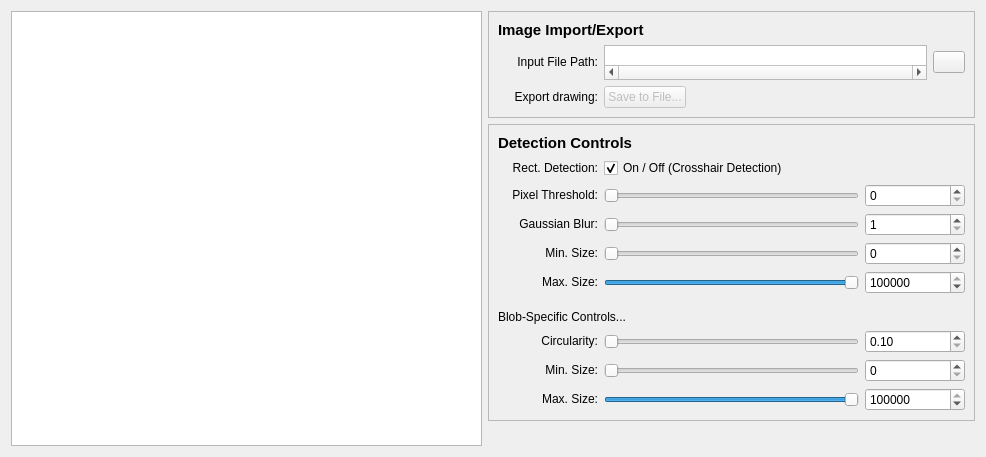
bhathawayy/feature-finder, file src/feature_finder/interface/form.ui: the form before one commit.
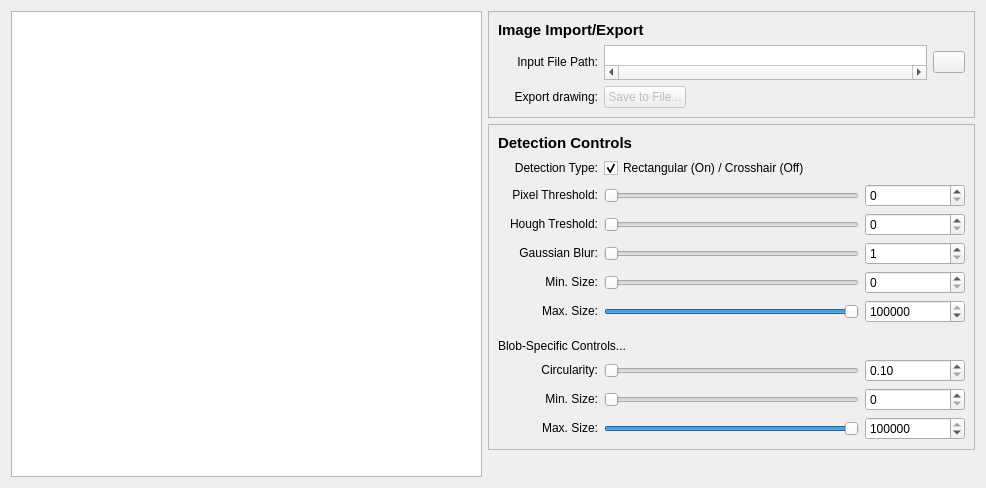
The form after the commit. Icons and pictures are not drawn.

What changed in the file:
```diff
--- a/src/feature_finder/interface/form.ui
+++ b/src/feature_finder/interface/form.ui
@@ -7,7 +7,7 @@
     <x>0</x>
     <y>0</y>
     <width>982</width>
-    <height>457</height>
+    <height>488</height>
    </rect>
   </property>
   <property name="sizePolicy">
@@ -249,7 +249,7 @@
    <item row="1" column="3">
     <widget class="QFrame" name="controls_frame">
      <property name="sizePolicy">
-      <sizepolicy hsizetype="Minimum" vsizetype="Maximum">
+      <sizepolicy hsizetype="Minimum" vsizetype="Minimum">
        <horstretch>0</horstretch>
        <verstretch>0</verstretch>
       </sizepolicy>
@@ -267,7 +267,63 @@
       <enum>QFrame::Shadow::Raised</enum>
      </property>
      <layout class="QGridLayout" name="gridLayout_3">
-      <item row="5" column="0" alignment="Qt::AlignmentFlag::AlignVCenter">
+      <item row="6" column="1" alignment="Qt::AlignmentFlag::AlignVCenter">
+       <widget class="QSlider" name="feature_max_size_slider">
+        <property name="sizePolicy">
+         <sizepolicy hsizetype="Expanding" vsizetype="Minimum">
+          <horstretch>0</horstretch>
+          <verstretch>0</verstretch>
+         </sizepolicy>
+        </property>
+        <property name="minimumSize">
+         <size>
+          <width>250</width>
+          <height>0</height>
+         </size>
+        </property>
+        <property name="toolTip">
+         <string/>
+        </property>
+        <property name="maximum">
+         <number>100000</number>
+        </property>
+        <property name="singleStep">
+         <number>100</number>
+        </property>
+        <property name="value">
+         <number>100000</number>
+        </property>
+        <property name="orientation">
+         <enum>Qt::Orientation::Horizontal</enum>
+        </property>
+       </widget>
+      </item>
+      <item row="10" column="1" alignment="Qt::AlignmentFlag::AlignVCenter">
+       <widget class="QSlider" name="blob_min_size_slider">
+        <property name="sizePolicy">
+         <sizepolicy hsizetype="Expanding" vsizetype="Minimum">
+          <horstretch>0</horstretch>
+          <verstretch>0</verstretch>
+         </sizepolicy>
+        </property>
+        <property name="minimumSize">
+         <size>
+          <width>250</width>
+          <height>0</height>
+         </size>
+        </property>
+        <property name="maximum">
+         <number>100000</number>
+        </property>
+        <property name="singleStep">
+         <number>100</number>
+        </property>
+        <property name="orientation">
+         <enum>Qt::Orientation::Horizontal</enum>
+        </property>
+       </widget>
+      </item>
+      <item row="6" column="0" alignment="Qt::AlignmentFlag::AlignVCenter">
        <widget class="QLabel" name="feature_max_size_label">
         <property name="sizePolicy">
          <sizepolicy hsizetype="Fixed" vsizetype="Minimum">
@@ -289,28 +345,25 @@
         </property>
        </widget>
       </item>
-      <item row="2" column="2" alignment="Qt::AlignmentFlag::AlignVCenter">
-       <widget class="QSpinBox" name="threshold_spin">
+      <item row="8" column="0" colspan="3">
+       <widget class="QLabel" name="blob_subheader_label">
         <property name="sizePolicy">
-         <sizepolicy hsizetype="Minimum" vsizetype="Minimum">
+         <sizepolicy hsizetype="Maximum" vsizetype="Fixed">
           <horstretch>0</horstretch>
           <verstretch>0</verstretch>
          </sizepolicy>
         </property>
-        <property name="minimumSize">
-         <size>
-          <width>100</width>
-          <height>0</height>
-         </size>
+        <property name="font">
+         <font>
+          <pointsize>9</pointsize>
+          <bold>false</bold>
+         </font>
         </property>
-        <property name="toolTip">
-         <string>Threshold value for edge detection</string>
+        <property name="text">
+         <string>Blob-Specific Controls...</string>
         </property>
-        <property name="maximum">
-         <number>255</number>
-        </property>
-        <property name="singleStep">
-         <number>1</number>
+        <property name="alignment">
+         <set>Qt::AlignmentFlag::AlignLeading|Qt::AlignmentFlag::AlignLeft|Qt::AlignmentFlag::AlignVCenter</set>
         </property>
        </widget>
       </item>
@@ -329,14 +382,39 @@
          </size>
         </property>
         <property name="text">
-         <string>Rect. Detection:</string>
+         <string>Detection Type:</string>
         </property>
         <property name="alignment">
          <set>Qt::AlignmentFlag::AlignRight|Qt::AlignmentFlag::AlignTrailing|Qt::AlignmentFlag::AlignVCenter</set>
         </property>
        </widget>
       </item>
-      <item row="9" column="2" alignment="Qt::AlignmentFlag::AlignVCenter">
+      <item row="6" column="2" alignment="Qt::AlignmentFlag::AlignVCenter">
+       <widget class="QSpinBox" name="feature_max_size_spin">
+        <property name="sizePolicy">
+         <sizepolicy hsizetype="Fixed" vsizetype="Minimum">
+          <horstretch>0</horstretch>
+          <verstretch>0</verstretch>
+         </sizepolicy>
+        </property>
+        <property name="minimumSize">
+         <size>
+          <width>100</width>
+          <height>0</height>
+         </size>
+        </property>
+        <property name="maximum">
+         <number>100000</number>
+        </property>
+        <property name="singleStep">
+         <number>100</number>
+        </property>
+        <property name="value">
+         <number>100000</number>
+        </property>
+       </widget>
+      </item>
+      <item row="10" column="2" alignment="Qt::AlignmentFlag::AlignVCenter">
        <widget class="QSpinBox" name="blob_min_size_spin">
         <property name="sizePolicy">
          <sizepolicy hsizetype="Fixed" vsizetype="Minimum">
@@ -358,7 +436,88 @@
         </property>
        </widget>
       </item>
-      <item row="10" column="1" alignment="Qt::AlignmentFlag::AlignVCenter">
+      <item row="0" column="0" colspan="3">
+       <widget class="QLabel" name="detection_controls_header">
+        <property name="sizePolicy">
+         <sizepolicy hsizetype="Minimum" vsizetype="Minimum">
+          <horstretch>0</horstretch>
+          <verstretch>0</verstretch>
+         </sizepolicy>
+        </property>
+        <property name="font">
+         <font>
+          <pointsize>11</pointsize>
+          <bold>true</bold>
+         </font>
+        </property>
+        <property name="text">
+         <string>Detection Controls</string>
+        </property>
+        <property name="alignment">
+         <set>Qt::AlignmentFlag::AlignLeading|Qt::AlignmentFlag::AlignLeft|Qt::AlignmentFlag::AlignVCenter</set>
+        </property>
+       </widget>
+      </item>
+      <item row="11" column="0" alignment="Qt::AlignmentFlag::AlignVCenter">
+       <widget class="QLabel" name="blob_max_size_label">
+        <property name="sizePolicy">
+         <sizepolicy hsizetype="Fixed" vsizetype="Minimum">
+          <horstretch>0</horstretch>
+          <verstretch>0</verstretch>
+         </sizepolicy>
+        </property>
+        <property name="minimumSize">
+         <size>
+          <width>100</width>
+          <height>0</height>
+         </size>
+        </property>
+        <property name="text">
+         <string>Max. Size:</string>
+        </property>
+        <property name="alignment">
+         <set>Qt::AlignmentFlag::AlignRight|Qt::AlignmentFlag::AlignTrailing|Qt::AlignmentFlag::AlignVCenter</set>
+        </property>
+       </widget>
+      </item>
+      <item row="9" column="1" alignment="Qt::AlignmentFlag::AlignVCenter">
+       <widget class="QSlider" name="circularity_slider">
+        <property name="sizePolicy">
+         <sizepolicy hsizetype="Expanding" vsizetype="Minimum">
+          <horstretch>0</horstretch>
+          <verstretch>0</verstretch>
+         </sizepolicy>
+        </property>
+        <property name="minimumSize">
+         <size>
+          <width>250</width>
+          <height>0</height>
+         </size>
+        </property>
+        <property name="toolTip">
+         <string>The closer to 1, the more &quot;perfect&quot; the circle is</string>
+        </property>
+        <property name="minimum">
+         <number>10</number>
+        </property>
+        <property name="maximum">
+         <number>100</number>
+        </property>
+        <property name="singleStep">
+         <number>1</number>
+        </property>
+        <property name="orientation">
+         <enum>Qt::Orientation::Horizontal</enum>
+        </property>
+        <property name="tickPosition">
+         <enum>QSlider::TickPosition::NoTicks</enum>
+        </property>
+        <property name="tickInterval">
+         <number>0</number>
+        </property>
+       </widget>
+      </item>
+      <item row="11" column="1" alignment="Qt::AlignmentFlag::AlignVCenter">
        <widget class="QSlider" name="blob_max_size_slider">
         <property name="sizePolicy">
          <sizepolicy hsizetype="Expanding" vsizetype="Minimum">
@@ -386,8 +545,102 @@
         </property>
        </widget>
       </item>
+      <item row="4" column="2" alignment="Qt::AlignmentFlag::AlignVCenter">
+       <widget class="QSpinBox" name="gauss_blur_spin">
+        <property name="sizePolicy">
+         <sizepolicy hsizetype="Fixed" vsizetype="Minimum">
+          <horstretch>0</horstretch>
+          <verstretch>0</verstretch>
+         </sizepolicy>
+        </property>
+        <property name="minimumSize">
+         <size>
+          <width>100</width>
+          <height>0</height>
+         </size>
+        </property>
+        <property name="toolTip">
+         <string>Gaussian blur kernel size</string>
+        </property>
+        <property name="minimum">
+         <number>1</number>
+        </property>
+        <property name="maximum">
+         <number>200</number>
+        </property>
+        <property name="singleStep">
+         <number>1</number>
+        </property>
+       </widget>
+      </item>
+      <item row="5" column="2" alignment="Qt::AlignmentFlag::AlignVCenter">
+       <widget class="QSpinBox" name="feature_min_size_spin">
+        <property name="sizePolicy">
+         <sizepolicy hsizetype="Fixed" vsizetype="Minimum">
+          <horstretch>0</horstretch>
+          <verstretch>0</verstretch>
+         </sizepolicy>
+        </property>
+        <property name="minimumSize">
+         <size>
+          <width>100</width>
+          <height>0</height>
+         </size>
+        </property>
+        <property name="maximum">
+         <number>100000</number>
+        </property>
+        <property name="singleStep">
+         <number>100</number>
+        </property>
+       </widget>
+      </item>
+      <item row="4" column="0" alignment="Qt::AlignmentFlag::AlignVCenter">
+       <widget class="QLabel" name="gauss_blur_label">
+        <property name="sizePolicy">
+         <sizepolicy hsizetype="Fixed" vsizetype="Minimum">
+          <horstretch>0</horstretch>
+          <verstretch>0</verstretch>
+         </sizepolicy>
+        </property>
+        <property name="minimumSize">
+         <size>
+          <width>100</width>
+          <height>0</height>
+         </size>
+        </property>
+        <property name="text">
+         <string>Gaussian Blur:</string>
+        </property>
+        <property name="alignment">
+         <set>Qt::AlignmentFlag::AlignRight|Qt::AlignmentFlag::AlignTrailing|Qt::AlignmentFlag::AlignVCenter</set>
+        </property>
+       </widget>
+      </item>
+      <item row="2" column="0" alignment="Qt::AlignmentFlag::AlignVCenter">
+       <widget class="QLabel" name="pixel_threshold_label">
+        <property name="sizePolicy">
+         <sizepolicy hsizetype="Fixed" vsizetype="Minimum">
+          <horstretch>0</horstretch>
+          <verstretch>0</verstretch>
+         </sizepolicy>
+        </property>
+        <property name="minimumSize">
+         <size>
+          <width>100</width>
+          <height>0</height>
+         </size>
+        </property>
+        <property name="text">
+         <string>Pixel Threshold:</string>
+        </property>
+        <property name="alignment">
+         <set>Qt::AlignmentFlag::AlignRight|Qt::AlignmentFlag::AlignTrailing|Qt::AlignmentFlag::AlignVCenter</set>
+        </property>
+       </widget>
+      </item>
       <item row="5" column="1" alignment="Qt::AlignmentFlag::AlignVCenter">
-       <widget class="QSlider" name="feature_max_size_slider">
+       <widget class="QSlider" name="feature_min_size_slider">
         <property name="sizePolicy">
          <sizepolicy hsizetype="Expanding" vsizetype="Minimum">
           <horstretch>0</horstretch>
@@ -396,7 +649,7 @@
         </property>
         <property name="minimumSize">
          <size>
-          <width>250</width>
+          <width>255</width>
           <height>0</height>
          </size>
         </property>
@@ -409,15 +662,171 @@
         <property name="singleStep">
          <number>100</number>
         </property>
+        <property name="orientation">
+         <enum>Qt::Orientation::Horizontal</enum>
+        </property>
+       </widget>
+      </item>
+      <item row="4" column="1" alignment="Qt::AlignmentFlag::AlignVCenter">
+       <widget class="QSlider" name="gauss_blur_slider">
+        <property name="sizePolicy">
+         <sizepolicy hsizetype="Expanding" vsizetype="Minimum">
+          <horstretch>0</horstretch>
+          <verstretch>0</verstretch>
+         </sizepolicy>
+        </property>
+        <property name="minimumSize">
+         <size>
+          <width>255</width>
+          <height>0</height>
+         </size>
+        </property>
+        <property name="toolTip">
+         <string/>
+        </property>
+        <property name="minimum">
+         <number>1</number>
+        </property>
+        <property name="maximum">
+         <number>200</number>
+        </property>
+        <property name="singleStep">
+         <number>1</number>
+        </property>
         <property name="value">
-         <number>100000</number>
+         <number>1</number>
         </property>
         <property name="orientation">
          <enum>Qt::Orientation::Horizontal</enum>
         </property>
+        <property name="tickPosition">
+         <enum>QSlider::TickPosition::NoTicks</enum>
+        </property>
+        <property name="tickInterval">
+         <number>0</number>
+        </property>
        </widget>
       </item>
-      <item row="6" column="1">
+      <item row="9" column="2" alignment="Qt::AlignmentFlag::AlignVCenter">
+       <widget class="QDoubleSpinBox" name="circularity_spin">
+        <property name="sizePolicy">
+         <sizepolicy hsizetype="Fixed" vsizetype="Minimum">
+          <horstretch>0</horstretch>
+          <verstretch>0</verstretch>
+         </sizepolicy>
+        </property>
+        <property name="minimumSize">
+         <size>
+          <width>100</width>
+          <height>0</height>
+         </size>
+        </property>
+        <property name="toolTip">
+         <string>The closer to 1, the more &quot;perfect&quot; the circle is</string>
+        </property>
+        <property name="minimum">
+         <double>0.100000000000000</double>
+        </property>
+        <property name="maximum">
+         <double>1.000000000000000</double>
+        </property>
+        <property name="singleStep">
+         <double>0.100000000000000</double>
+        </property>
+       </widget>
+      </item>
+      <item row="1" column="1" alignment="Qt::AlignmentFlag::AlignVCenter">
+       <widget class="QCheckBox" name="crosshair_detection_check">
+        <property name="sizePolicy">
+         <sizepolicy hsizetype="Expanding" vsizetype="Minimum">
+          <horstretch>0</horstretch>
+          <verstretch>0</verstretch>
+         </sizepolicy>
+        </property>
+        <property name="toolTip">
+         <string/>
+        </property>
+        <property name="text">
+         <string>Rectangular (On) / Crosshair (Off)</string>
+        </property>
+        <property name="checked">
+         <bool>true</bool>
+        </property>
+       </widget>
+      </item>
+      <item row="2" column="2" alignment="Qt::AlignmentFlag::AlignVCenter">
+       <widget class="QSpinBox" name="pixel_threshold_spin">
+        <property name="sizePolicy">
+         <sizepolicy hsizetype="Minimum" vsizetype="Minimum">
+          <horstretch>0</horstretch>
+          <verstretch>0</verstretch>
+         </sizepolicy>
+        </property>
+        <property name="minimumSize">
+         <size>
+          <width>100</width>
+          <height>0</height>
+         </size>
+        </property>
+        <property name="toolTip">
+         <string>Threshold value for edge detection</string>
+        </property>
+        <property name="maximum">
+         <number>255</number>
+        </property>
+        <property name="singleStep">
+         <number>1</number>
+        </property>
+       </widget>
+      </item>
+      <item row="11" column="2" alignment="Qt::AlignmentFlag::AlignVCenter">
+       <widget class="QSpinBox" name="blob_max_size_spin">
+        <property name="sizePolicy">
+         <sizepolicy hsizetype="Fixed" vsizetype="Minimum">
+          <horstretch>0</horstretch>
+          <verstretch>0</verstretch>
+         </sizepolicy>
+        </property>
+        <property name="minimumSize">
+         <size>
+          <width>100</width>
+          <height>0</height>
+         </size>
+        </property>
+        <property name="maximum">
+         <number>100000</number>
+        </property>
+        <property name="singleStep">
+         <number>100</number>
+        </property>
+        <property name="value">
+         <number>100000</number>
+        </property>
+       </widget>
+      </item>
+      <item row="9" column="0" alignment="Qt::AlignmentFlag::AlignVCenter">
+       <widget class="QLabel" name="circularity_label">
+        <property name="sizePolicy">
+         <sizepolicy hsizetype="Fixed" vsizetype="Minimum">
+          <horstretch>0</horstretch>
+          <verstretch>0</verstretch>
+         </sizepolicy>
+        </property>
+        <property name="minimumSize">
+         <size>
+          <width>100</width>
+          <height>0</height>
+         </size>
+        </property>
+        <property name="text">
+         <string>Circularity:</string>
+        </property>
+        <property name="alignment">
+         <set>Qt::AlignmentFlag::AlignRight|Qt::AlignmentFlag::AlignTrailing|Qt::AlignmentFlag::AlignVCenter</set>
+        </property>
+       </widget>
+      </item>
+      <item row="7" column="1">
        <spacer name="verticalSpacer">
         <property name="orientation">
          <enum>Qt::Orientation::Vertical</enum>
@@ -433,8 +842,8 @@
         </property>
        </spacer>
       </item>
-      <item row="2" column="0" alignment="Qt::AlignmentFlag::AlignVCenter">
-       <widget class="QLabel" name="threshold_label">
+      <item row="5" column="0" alignment="Qt::AlignmentFlag::AlignVCenter">
+       <widget class="QLabel" name="feature_min_size_label">
         <property name="sizePolicy">
          <sizepolicy hsizetype="Fixed" vsizetype="Minimum">
           <horstretch>0</horstretch>
@@ -448,92 +857,48 @@
          </size>
         </property>
         <property name="text">
-         <string>Pixel Threshold:</string>
+         <string>Min. Size:</string>
         </property>
         <property name="alignment">
          <set>Qt::AlignmentFlag::AlignRight|Qt::AlignmentFlag::AlignTrailing|Qt::AlignmentFlag::AlignVCenter</set>
         </property>
        </widget>
       </item>
-      <item row="8" column="2" alignment="Qt::AlignmentFlag::AlignVCenter">
-       <widget class="QDoubleSpinBox" name="circularity_spin">
+      <item row="2" column="1" alignment="Qt::AlignmentFlag::AlignVCenter">
+       <widget class="QSlider" name="pixel_threshold_slider">
         <property name="sizePolicy">
-         <sizepolicy hsizetype="Fixed" vsizetype="Minimum">
+         <sizepolicy hsizetype="Expanding" vsizetype="Minimum">
           <horstretch>0</horstretch>
           <verstretch>0</verstretch>
          </sizepolicy>
         </property>
         <property name="minimumSize">
          <size>
-          <width>100</width>
+          <width>255</width>
           <height>0</height>
          </size>
         </property>
         <property name="toolTip">
-         <string>The closer to 1, the more &quot;perfect&quot; the circle is</string>
-        </property>
-        <property name="minimum">
-         <double>0.100000000000000</double>
+         <string/>
         </property>
         <property name="maximum">
-         <double>1.000000000000000</double>
+         <number>255</number>
         </property>
         <property name="singleStep">
-         <double>0.100000000000000</double>
+         <number>1</number>
+        </property>
+        <property name="orientation">
+         <enum>Qt::Orientation::Horizontal</enum>
+        </property>
+        <property name="tickPosition">
+         <enum>QSlider::TickPosition::NoTicks</enum>
+        </property>
+        <property name="tickInterval">
+         <number>0</number>
         </property>
        </widget>
       </item>
       <item row="10" column="0" alignment="Qt::AlignmentFlag::AlignVCenter">
-       <widget class="QLabel" name="blob_max_size_label">
-        <property name="sizePolicy">
-         <sizepolicy hsizetype="Fixed" vsizetype="Minimum">
-          <horstretch>0</horstretch>
-          <verstretch>0</verstretch>
-         </sizepolicy>
-        </property>
-        <property name="minimumSize">
-         <size>
-          <width>100</width>
-          <height>0</height>
-         </size>
-        </property>
-        <property name="text">
-         <string>Max. Size:</string>
-        </property>
-        <property name="alignment">
-         <set>Qt::AlignmentFlag::AlignRight|Qt::AlignmentFlag::AlignTrailing|Qt::AlignmentFlag::AlignVCenter</set>
-        </property>
-       </widget>
-      </item>
-      <item row="3" column="2" alignment="Qt::AlignmentFlag::AlignVCenter">
-       <widget class="QSpinBox" name="gauss_blur_spin">
-        <property name="sizePolicy">
-         <sizepolicy hsizetype="Fixed" vsizetype="Minimum">
-          <horstretch>0</horstretch>
-          <verstretch>0</verstretch>
-         </sizepolicy>
-        </property>
-        <property name="minimumSize">
-         <size>
-          <width>100</width>
-          <height>0</height>
-         </size>
-        </property>
-        <property name="toolTip">
-         <string>Gaussian blur kernel size</string>
-        </property>
-        <property name="minimum">
-         <number>1</number>
-        </property>
-        <property name="maximum">
-         <number>200</number>
-        </property>
-        <property name="singleStep">
-         <number>1</number>
-        </property>
-       </widget>
-      </item>
-      <item row="9" column="0" alignment="Qt::AlignmentFlag::AlignVCenter">
        <widget class="QLabel" name="blob_min_size_label">
         <property name="sizePolicy">
          <sizepolicy hsizetype="Fixed" vsizetype="Minimum">
@@ -555,49 +920,30 @@
         </property>
        </widget>
       </item>
-      <item row="1" column="1" alignment="Qt::AlignmentFlag::AlignVCenter">
-       <widget class="QCheckBox" name="crosshair_detection_check">
+      <item row="3" column="0" alignment="Qt::AlignmentFlag::AlignVCenter">
+       <widget class="QLabel" name="hough_threshold_label">
         <property name="sizePolicy">
-         <sizepolicy hsizetype="Expanding" vsizetype="Minimum">
+         <sizepolicy hsizetype="Fixed" vsizetype="Minimum">
           <horstretch>0</horstretch>
           <verstretch>0</verstretch>
          </sizepolicy>
         </property>
-        <property name="toolTip">
-         <string/>
+        <property name="minimumSize">
+         <size>
+          <width>100</width>
+          <height>0</height>
+         </size>
         </property>
         <property name="text">
-         <string>On / Off (Crosshair Detection)</string>
-        </property>
-        <property name="checked">
-         <bool>true</bool>
-        </property>
-       </widget>
-      </item>
-      <item row="7" column="0" colspan="3">
-       <widget class="QLabel" name="blob_subheader_label">
-        <property name="sizePolicy">
-         <sizepolicy hsizetype="Maximum" vsizetype="Fixed">
-          <horstretch>0</horstretch>
-          <verstretch>0</verstretch>
-         </sizepolicy>
-        </property>
-        <property name="font">
-         <font>
-          <pointsize>9</pointsize>
-          <bold>false</bold>
-         </font>
-        </property>
-        <property name="text">
-         <string>Blob-Specific Controls...</string>
+         <string>Hough Treshold:</string>
         </property>
         <property name="alignment">
-         <set>Qt::AlignmentFlag::AlignLeading|Qt::AlignmentFlag::AlignLeft|Qt::AlignmentFlag::AlignVCenter</set>
+         <set>Qt::AlignmentFlag::AlignRight|Qt::AlignmentFlag::AlignTrailing|Qt::AlignmentFlag::AlignVCenter</set>
         </property>
        </widget>
       </item>
       <item row="3" column="1" alignment="Qt::AlignmentFlag::AlignVCenter">
-       <widget class="QSlider" name="gauss_blur_slider">
+       <widget class="QSlider" name="hough_threshold_slider">
         <property name="sizePolicy">
          <sizepolicy hsizetype="Expanding" vsizetype="Minimum">
           <horstretch>0</horstretch>
@@ -609,303 +955,23 @@
           <width>255</width>
           <height>0</height>
          </size>
-        </property>
-        <property name="toolTip">
-         <string/>
-        </property>
-        <property name="minimum">
-         <number>1</number>
-        </property>
-        <property name="maximum">
-         <number>200</number>
-        </property>
-        <property name="singleStep">
-         <number>1</number>
-        </property>
-        <property name="value">
-         <number>1</number>
-        </property>
-        <property name="orientation">
-         <enum>Qt::Orientation::Horizontal</enum>
-        </property>
-        <property name="tickPosition">
-         <enum>QSlider::TickPosition::NoTicks</enum>
-        </property>
-        <property name="tickInterval">
-         <number>0</number>
-        </property>
-       </widget>
-      </item>
-      <item row="3" column="0" alignment="Qt::AlignmentFlag::AlignVCenter">
-       <widget class="QLabel" name="gauss_blur_label">
-        <property name="sizePolicy">
-         <sizepolicy hsizetype="Fixed" vsizetype="Minimum">
-          <horstretch>0</horstretch>
-          <verstretch>0</verstretch>
-         </sizepolicy>
-        </property>
-        <property name="minimumSize">
-         <size>
-          <width>100</width>
-          <height>0</height>
-         </size>
-        </property>
-        <property name="text">
-         <string>Gaussian Blur:</string>
-        </property>
-        <property name="alignment">
-         <set>Qt::AlignmentFlag::AlignRight|Qt::AlignmentFlag::AlignTrailing|Qt::AlignmentFlag::AlignVCenter</set>
-        </property>
-       </widget>
-      </item>
-      <item row="4" column="0" alignment="Qt::AlignmentFlag::AlignVCenter">
-       <widget class="QLabel" name="feature_min_size_label">
-        <property name="sizePolicy">
-         <sizepolicy hsizetype="Fixed" vsizetype="Minimum">
-          <horstretch>0</horstretch>
-          <verstretch>0</verstretch>
-         </sizepolicy>
-        </property>
-        <property name="minimumSize">
-         <size>
-          <width>100</width>
-          <height>0</height>
-         </size>
-        </property>
-        <property name="text">
-         <string>Min. Size:</string>
-        </property>
-        <property name="alignment">
-         <set>Qt::AlignmentFlag::AlignRight|Qt::AlignmentFlag::AlignTrailing|Qt::AlignmentFlag::AlignVCenter</set>
-        </property>
-       </widget>
-      </item>
-      <item row="10" column="2" alignment="Qt::AlignmentFlag::AlignVCenter">
-       <widget class="QSpinBox" name="blob_max_size_spin">
-        <property name="sizePolicy">
-         <sizepolicy hsizetype="Fixed" vsizetype="Minimum">
-          <horstretch>0</horstretch>
-          <verstretch>0</verstretch>
-         </sizepolicy>
-        </property>
-        <property name="minimumSize">
-         <size>
-          <width>100</width>
-          <height>0</height>
-         </size>
-        </property>
-        <property name="maximum">
-         <number>100000</number>
-        </property>
-        <property name="singleStep">
-         <number>100</number>
-        </property>
-        <property name="value">
-         <number>100000</number>
-        </property>
-       </widget>
-      </item>
-      <item row="5" column="2" alignment="Qt::AlignmentFlag::AlignVCenter">
-       <widget class="QSpinBox" name="feature_max_size_spin">
-        <property name="sizePolicy">
-         <sizepolicy hsizetype="Fixed" vsizetype="Minimum">
-          <horstretch>0</horstretch>
-          <verstretch>0</verstretch>
-         </sizepolicy>
-        </property>
-        <property name="minimumSize">
-         <size>
-          <width>100</width>
-          <height>0</height>
-         </size>
-        </property>
-        <property name="maximum">
-         <number>100000</number>
-        </property>
-        <property name="singleStep">
-         <number>100</number>
-        </property>
-        <property name="value">
-         <number>100000</number>
-        </property>
-       </widget>
-      </item>
-      <item row="9" column="1" alignment="Qt::AlignmentFlag::AlignVCenter">
-       <widget class="QSlider" name="blob_min_size_slider">
-        <property name="sizePolicy">
-         <sizepolicy hsizetype="Expanding" vsizetype="Minimum">
-          <horstretch>0</horstretch>
-          <verstretch>0</verstretch>
-         </sizepolicy>
-        </property>
-        <property name="minimumSize">
-         <size>
-          <width>250</width>
-          <height>0</height>
-         </size>
-        </property>
-        <property name="maximum">
-         <number>100000</number>
-        </property>
-        <property name="singleStep">
-         <number>100</number>
-        </property>
-        <property name="orientation">
-         <enum>Qt::Orientation::Horizontal</enum>
-        </property>
-       </widget>
-      </item>
-      <item row="2" column="1" alignment="Qt::AlignmentFlag::AlignVCenter">
-       <widget class="QSlider" name="threshold_slider">
-        <property name="sizePolicy">
-         <sizepolicy hsizetype="Expanding" vsizetype="Minimum">
-          <horstretch>0</horstretch>
-          <verstretch>0</verstretch>
-         </sizepolicy>
-        </property>
-        <property name="minimumSize">
-         <size>
-          <width>255</width>
-          <height>0</height>
-         </size>
-        </property>
-        <property name="toolTip">
-         <string/>
         </property>
         <property name="maximum">
          <number>255</number>
         </property>
-        <property name="singleStep">
-         <number>1</number>
-        </property>
         <property name="orientation">
          <enum>Qt::Orientation::Horizontal</enum>
         </property>
-        <property name="tickPosition">
-         <enum>QSlider::TickPosition::NoTicks</enum>
-        </property>
-        <property name="tickInterval">
-         <number>0</number>
-        </property>
        </widget>
       </item>
-      <item row="8" column="0" alignment="Qt::AlignmentFlag::AlignVCenter">
-       <widget class="QLabel" name="circularity_label">
-        <property name="sizePolicy">
-         <sizepolicy hsizetype="Fixed" vsizetype="Minimum">
-          <horstretch>0</horstretch>
-          <verstretch>0</verstretch>
-         </sizepolicy>
-        </property>
-        <property name="minimumSize">
-         <size>
-          <width>100</width>
-          <height>0</height>
-         </size>
-        </property>
-        <property name="text">
-         <string>Circularity:</string>
-        </property>
-        <property name="alignment">
-         <set>Qt::AlignmentFlag::AlignRight|Qt::AlignmentFlag::AlignTrailing|Qt::AlignmentFlag::AlignVCenter</set>
-        </property>
-       </widget>
-      </item>
-      <item row="4" column="1" alignment="Qt::AlignmentFlag::AlignVCenter">
-       <widget class="QSlider" name="feature_min_size_slider">
-        <property name="sizePolicy">
-         <sizepolicy hsizetype="Expanding" vsizetype="Minimum">
-          <horstretch>0</horstretch>
-          <verstretch>0</verstretch>
-         </sizepolicy>
-        </property>
-        <property name="minimumSize">
-         <size>
-          <width>255</width>
-          <height>0</height>
-         </size>
-        </property>
-        <property name="toolTip">
-         <string/>
-        </property>
-        <property name="maximum">
-         <number>100000</number>
-        </property>
-        <property name="singleStep">
-         <number>100</number>
-        </property>
-        <property name="orientation">
-         <enum>Qt::Orientation::Horizontal</enum>
-        </property>
-       </widget>
-      </item>
-      <item row="8" column="1" alignment="Qt::AlignmentFlag::AlignVCenter">
-       <widget class="QSlider" name="circularity_slider">
-        <property name="sizePolicy">
-         <sizepolicy hsizetype="Expanding" vsizetype="Minimum">
-          <horstretch>0</horstretch>
-          <verstretch>0</verstretch>
-         </sizepolicy>
-        </property>
-        <property name="minimumSize">
-         <size>
-          <width>250</width>
-          <height>0</height>
-         </size>
-        </property>
-        <property name="toolTip">
-         <string>The closer to 1, the more &quot;perfect&quot; the circle is</string>
-        </property>
-        <property name="minimum">
-         <number>10</number>
-        </property>
-        <property name="maximum">
-         <number>100</number>
-        </property>
-        <property name="singleStep">
-         <number>1</number>
-        </property>
-        <property name="orientation">
-         <enum>Qt::Orientation::Horizontal</enum>
-        </property>
-        <property name="tickPosition">
-         <enum>QSlider::TickPosition::NoTicks</enum>
-        </property>
-        <property name="tickInterval">
-         <number>0</number>
-        </property>
-       </widget>
-      </item>
-      <item row="0" column="0" colspan="3">
-       <widget class="QLabel" name="detection_controls_header">
+      <item row="3" column="2" alignment="Qt::AlignmentFlag::AlignVCenter">
+       <widget class="QSpinBox" name="hough_threshold_spin">
         <property name="sizePolicy">
          <sizepolicy hsizetype="Minimum" vsizetype="Minimum">
           <horstretch>0</horstretch>
           <verstretch>0</verstretch>
          </sizepolicy>
         </property>
-        <property name="font">
-         <font>
-          <pointsize>11</pointsize>
-          <bold>true</bold>
-         </font>
-        </property>
-        <property name="text">
-         <string>Detection Controls</string>
-        </property>
-        <property name="alignment">
-         <set>Qt::AlignmentFlag::AlignLeading|Qt::AlignmentFlag::AlignLeft|Qt::AlignmentFlag::AlignVCenter</set>
-        </property>
-       </widget>
-      </item>
-      <item row="4" column="2" alignment="Qt::AlignmentFlag::AlignVCenter">
-       <widget class="QSpinBox" name="feature_min_size_spin">
-        <property name="sizePolicy">
-         <sizepolicy hsizetype="Fixed" vsizetype="Minimum">
-          <horstretch>0</horstretch>
-          <verstretch>0</verstretch>
-         </sizepolicy>
-        </property>
         <property name="minimumSize">
          <size>
           <width>100</width>
@@ -913,10 +979,7 @@
          </size>
         </property>
         <property name="maximum">
-         <number>100000</number>
-        </property>
-        <property name="singleStep">
-         <number>100</number>
+         <number>255</number>
         </property>
        </widget>
       </item>
```
